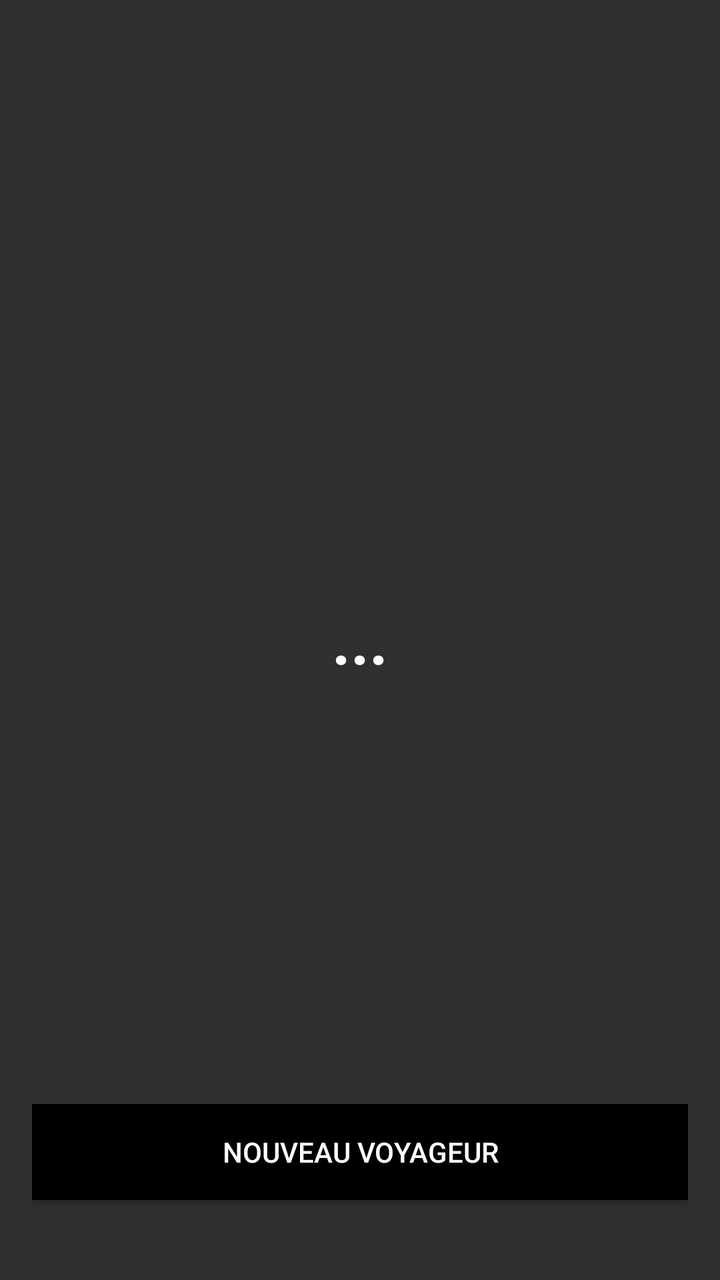
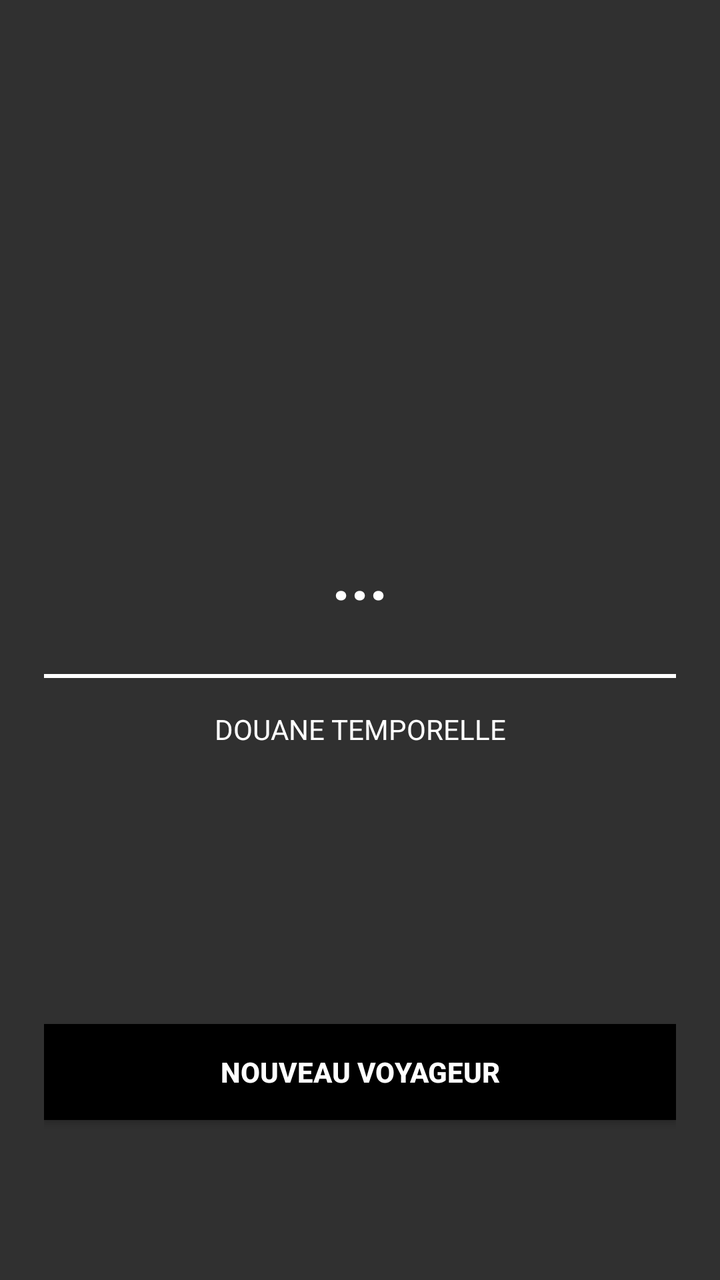

Before-and-after screenshots of an Android layout around one commit, followed by the original layout XML and the change that was made.
<!-- AndroidManifest.xml: application theme Theme.DouaneTemporelle -->
<!-- res/layout/activity_result.xml -->
<?xml version="1.0" encoding="utf-8"?>
<RelativeLayout xmlns:android="http://schemas.android.com/apk/res/android"
    android:id="@+id/rl_resultat_rl"
    android:layout_width="match_parent"
    android:layout_height="match_parent"
    android:paddingLeft="16dp"
    android:paddingTop="16dp"
    android:paddingRight="16dp"
    android:paddingBottom="16dp">

    <TextView
        android:id="@+id/tv_message_rl"
        android:layout_width="match_parent"
        android:layout_height="wrap_content"
        android:layout_centerVertical="true"
        android:text="..."
        android:textAlignment="center"
        android:textColor="#FFFFFF"
        android:textSize="32sp"
        android:textStyle="bold" />

    <Button
        android:id="@+id/btn_nouveau_rl"
        android:layout_width="match_parent"
        android:layout_height="wrap_content"
        android:layout_alignParentBottom="true"
        android:layout_marginBottom="24dp"
        android:background="#000000"
        android:text="Nouveau voyageur"
        android:textColor="#FFFFFF"
        android:onClick="nouveauVoyageur" />

</RelativeLayout>
<!-- resources referenced by this layout -->
<resources>
  <style name="Theme.DouaneTemporelle" parent="Base.Theme.DouaneTemporelle" />
  <style name="Base.Theme.DouaneTemporelle" parent="Theme.AppCompat.NoActionBar">
      </style>
</resources>

<!-- the commit's change to res/layout/activity_result.xml (unified diff, before → after) -->
@@ -3,31 +3,57 @@
     android:id="@+id/rl_resultat_rl"
     android:layout_width="match_parent"
     android:layout_height="match_parent"
-    android:paddingLeft="16dp"
-    android:paddingTop="16dp"
-    android:paddingRight="16dp"
+    android:paddingLeft="22dp"
+    android:paddingTop="48dp"
+    android:paddingRight="22dp"
     android:paddingBottom="16dp">
 
-    <TextView
-        android:id="@+id/tv_message_rl"
+    <LinearLayout
+        android:id="@+id/ll_centre_rl"
         android:layout_width="match_parent"
         android:layout_height="wrap_content"
-        android:layout_centerVertical="true"
-        android:text="..."
-        android:textAlignment="center"
-        android:textColor="#FFFFFF"
-        android:textSize="32sp"
-        android:textStyle="bold" />
+        android:orientation="vertical"
+        android:layout_centerVertical="true">
+
+        <TextView
+            android:id="@+id/tv_message_rl"
+            android:layout_width="match_parent"
+            android:layout_height="wrap_content"
+            android:text="..."
+            android:textAlignment="center"
+            android:textColor="#FFFFFF"
+            android:textSize="32sp"
+            android:textStyle="bold" />
+
+        <TextView
+            android:id="@+id/tv_ligne_rl"
+            android:layout_width="match_parent"
+            android:layout_height="2dp"
+            android:layout_marginTop="28dp"
+            android:background="#FFFFFF"
+            android:text="" />
+
+        <TextView
+            android:id="@+id/tv_sous_titre_rl"
+            android:layout_width="match_parent"
+            android:layout_height="wrap_content"
+            android:layout_marginTop="16dp"
+            android:text="DOUANE TEMPORELLE"
+            android:textAlignment="center"
+            android:textColor="#FFFFFF"
+            android:textSize="14sp" />
+    </LinearLayout>
 
     <Button
         android:id="@+id/btn_nouveau_rl"
         android:layout_width="match_parent"
         android:layout_height="wrap_content"
         android:layout_alignParentBottom="true"
-        android:layout_marginBottom="24dp"
+        android:layout_marginBottom="64dp"
         android:background="#000000"
         android:text="Nouveau voyageur"
         android:textColor="#FFFFFF"
+        android:textStyle="bold"
         android:onClick="nouveauVoyageur" />
 
 </RelativeLayout>
